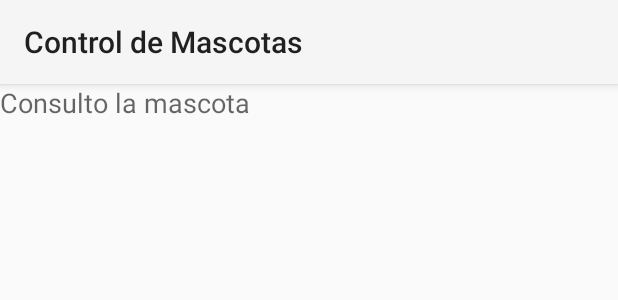
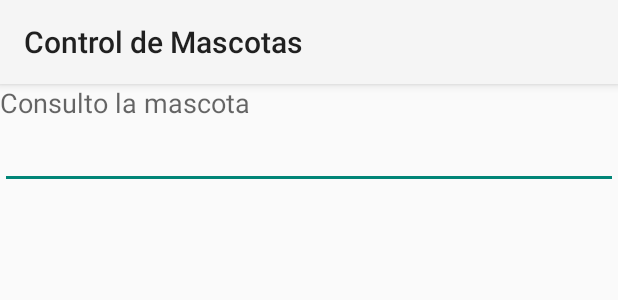
Before and after one commit to edum17/Pet-Agenda, an Android app: the layout lay_consultar_mascota.xml on its own in the app's theme, with its tools: preview values and no code run, on a phone screen of 412 x 824 dp. Shown: the top 300 px of the screen. Run offline under Robolectric (Android 15) with nearby library versions, the phone set to English and light mode, and no system bars.

Commit message:
Consultar se abre

```diff
--- a/ControlMascotas/app/src/main/AndroidManifest.xml
+++ b/ControlMascotas/app/src/main/AndroidManifest.xml
@@ -16,6 +16,12 @@
                 <category android:name="android.intent.category.LAUNCHER" />
             </intent-filter>
         </activity>
+
+        <activity
+            android:name=".ConsultarMascota"
+            android:label="@string/activity_consultar_mascota" >
+        </activity>
+
     </application>
 
     <uses-feature android:name="android.hardware.camera" android:required="true" />
--- a/ControlMascotas/app/src/main/java/com/example/german/controlmascotas/NuevaMascota.java
+++ b/ControlMascotas/app/src/main/java/com/example/german/controlmascotas/NuevaMascota.java
@@ -256,6 +256,7 @@ public class NuevaMascota extends Fragment {
     }
 
     public void clear() {
+        img.setBackgroundResource(R.mipmap.img_def_01);
         nombre.setText(null);
         tipo.setText(null);
         fecha.setText(null);
--- a/ControlMascotas/app/src/main/res/layout/lay_consultar_mascota.xml
+++ b/ControlMascotas/app/src/main/res/layout/lay_consultar_mascota.xml
@@ -9,4 +9,9 @@
         android:textAppearance="?android:attr/textAppearanceMedium"
         android:text="Consulto la mascota"
         android:id="@+id/textView" />
+
+    <EditText
+        android:layout_width="match_parent"
+        android:layout_height="wrap_content"
+        android:id="@+id/eTNombreMASCOTA" />
 </LinearLayout>
--- a/ControlMascotas/app/src/main/res/values/strings.xml
+++ b/ControlMascotas/app/src/main/res/values/strings.xml
@@ -18,4 +18,8 @@
     <string name="textVNumeroC">Número de chip:</string>
     <string name="buttonFecha">Fecha</string>
     <string name="butGuardar">Guardar</string>
+
+    //Layout Consultar Mascota
+    <string name="activity_consultar_mascota">Consultar mascota</string>
+
 </resources>
```
Also changed, not shown: ControlMascotas/app/src/main/java/com/example/german/controlmascotas/ConsultarMascota.java (+16 -0 lines), ControlMascotas/app/src/main/java/com/example/german/controlmascotas/Mascotas.java (+11 -2 lines).
